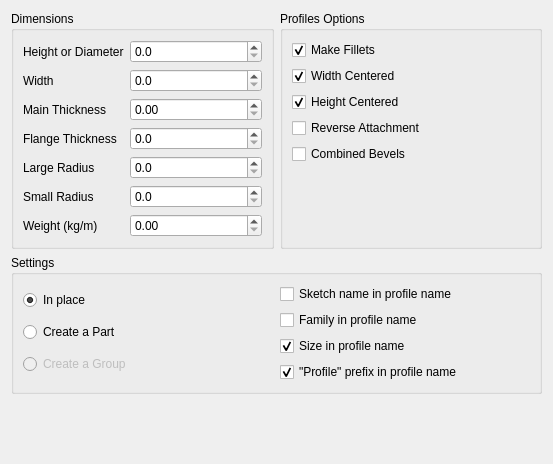
Before: the Qt Designer form freecad/frameforge/resources/ui/create_profiles2.ui in lukh/frameforge, drawn with Qt 5.
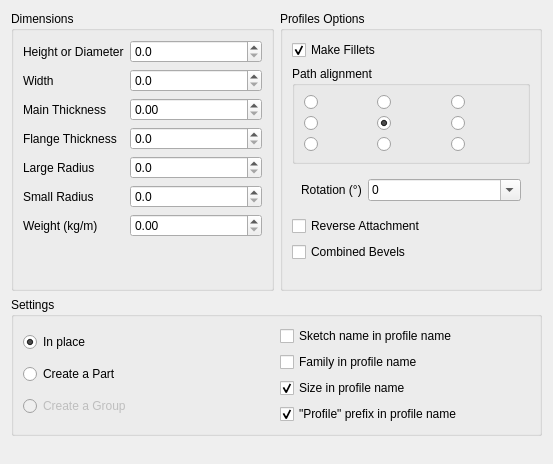
After: the same form once the commit is applied.

Commit message:
Reworked profile placement UI and options
- AnchorX, AnchorY (0–2): path at edge, center, or opposite edge. Migration in run_compatibility_migrations.
- RotationAngle (degrees): cross-section rotation in code (like OffsetA); applied to 2D shape in execute().
- UI: anchor 3×3 radio grid, rotation combo (0/90/180/270 editable). normalize_anchor in _utils.

What changed in the file:
```diff
--- a/freecad/frameforge/resources/ui/create_profiles2.ui
+++ b/freecad/frameforge/resources/ui/create_profiles2.ui
@@ -188,23 +188,66 @@
          </widget>
         </item>
         <item>
-         <widget class="QCheckBox" name="cb_width_centered">
-          <property name="text">
-           <string>Width Centered</string>
+         <widget class="QGroupBox" name="group_anchor">
+          <property name="title">
+           <string>Path alignment</string>
           </property>
+          <layout class="QGridLayout" name="grid_anchor">
+           <item row="0" column="0">
+            <widget class="QRadioButton" name="rb_anchor_0_2"/>
+           </item>
+           <item row="0" column="1">
+            <widget class="QRadioButton" name="rb_anchor_1_2"/>
+           </item>
+           <item row="0" column="2">
+            <widget class="QRadioButton" name="rb_anchor_2_2"/>
+           </item>
+           <item row="1" column="0">
+            <widget class="QRadioButton" name="rb_anchor_0_1"/>
+           </item>
+           <item row="1" column="1">
+            <widget class="QRadioButton" name="rb_anchor_1_1">
           <property name="checked">
            <bool>true</bool>
           </property>
+            </widget>
+           </item>
+           <item row="1" column="2">
+            <widget class="QRadioButton" name="rb_anchor_2_1"/>
+           </item>
+           <item row="2" column="0">
+            <widget class="QRadioButton" name="rb_anchor_0_0"/>
+           </item>
+           <item row="2" column="1">
+            <widget class="QRadioButton" name="rb_anchor_1_0"/>
+           </item>
+           <item row="2" column="2">
+            <widget class="QRadioButton" name="rb_anchor_2_0"/>
+           </item>
+          </layout>
          </widget>
         </item>
         <item>
-         <widget class="QCheckBox" name="cb_height_centered">
+         <widget class="QWidget" name="widget_rotation" native="true">
+          <layout class="QFormLayout" name="form_rotation">
+           <item row="0" column="0">
+            <widget class="QLabel" name="label_rotation">
           <property name="text">
-           <string>Height Centered</string>
-          </property>
-          <property name="checked">
+              <string>Rotation (°)</string>
+             </property>
+            </widget>
+           </item>
+           <item row="0" column="1">
+            <widget class="QComboBox" name="combo_rotation">
+             <property name="editable">
            <bool>true</bool>
           </property>
+             <property name="currentText">
+              <string>0</string>
+             </property>
+            </widget>
+           </item>
+          </layout>
          </widget>
         </item>
         <item>
```
Lines whose indentation alone changed are shown as unchanged. The commit also changes 5 other files.
